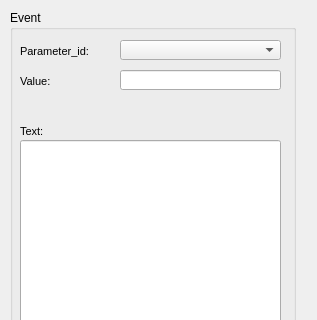
First picture: the form in ui/event_standard.ui, repository Giswater/giswater_qgis_plugin, before the edit; both pictures show x 0 to 317 and y 0 to 320 of the 317 by 530 pixel window.
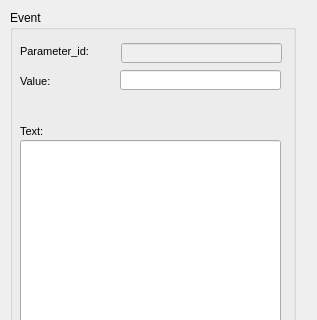
Second picture: the form after the edit.

Commit message: Enhance event forms

The edit to the form file:
```diff
--- a/ui/event_standard.ui
+++ b/ui/event_standard.ui
@@ -127,16 +127,6 @@
      <number>3</number>
     </property>
    </widget>
-   <widget class="QComboBox" name="node_type">
-    <property name="geometry">
-     <rect>
-      <x>110</x>
-      <y>30</y>
-      <width>161</width>
-      <height>20</height>
-     </rect>
-    </property>
-   </widget>
    <widget class="QLabel" name="label_flexunion_code_4">
     <property name="geometry">
      <rect>
@@ -225,6 +215,22 @@
      <bool>true</bool>
     </property>
    </widget>
+   <widget class="QLineEdit" name="parameter_id">
+    <property name="enabled">
+     <bool>false</bool>
+    </property>
+    <property name="geometry">
+     <rect>
+      <x>111</x>
+      <y>33</y>
+      <width>161</width>
+      <height>20</height>
+     </rect>
+    </property>
+    <property name="frame">
+     <bool>true</bool>
+    </property>
+   </widget>
   </widget>
  </widget>
  <resources/>
```
The commit also changes 4 other files.
